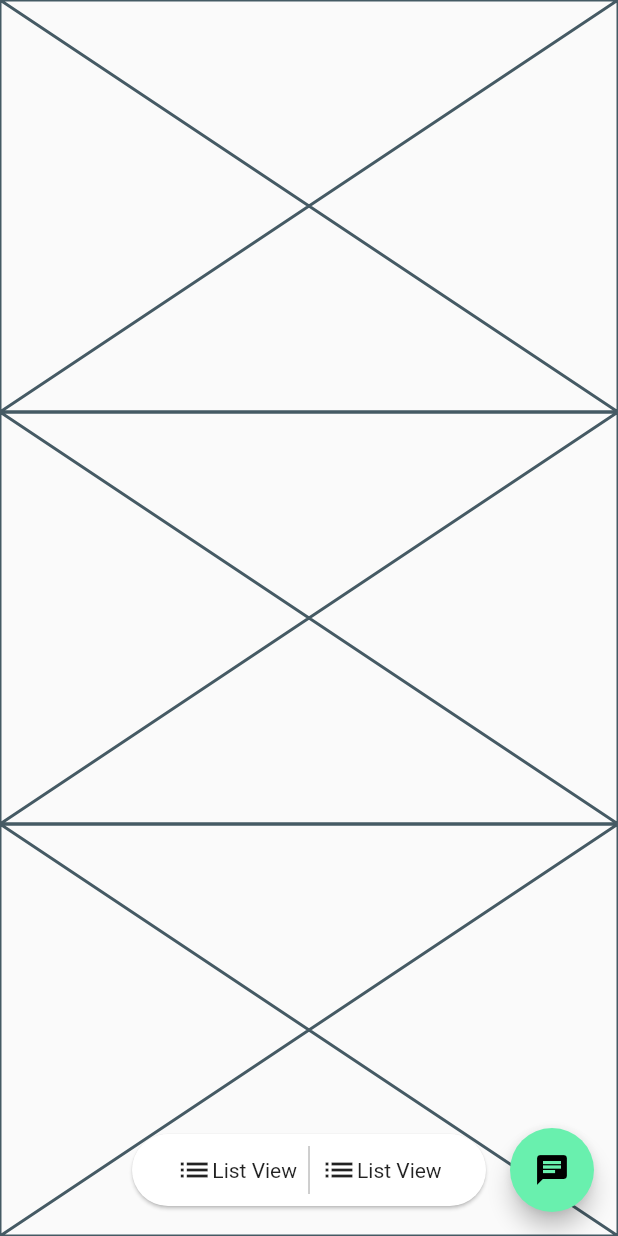
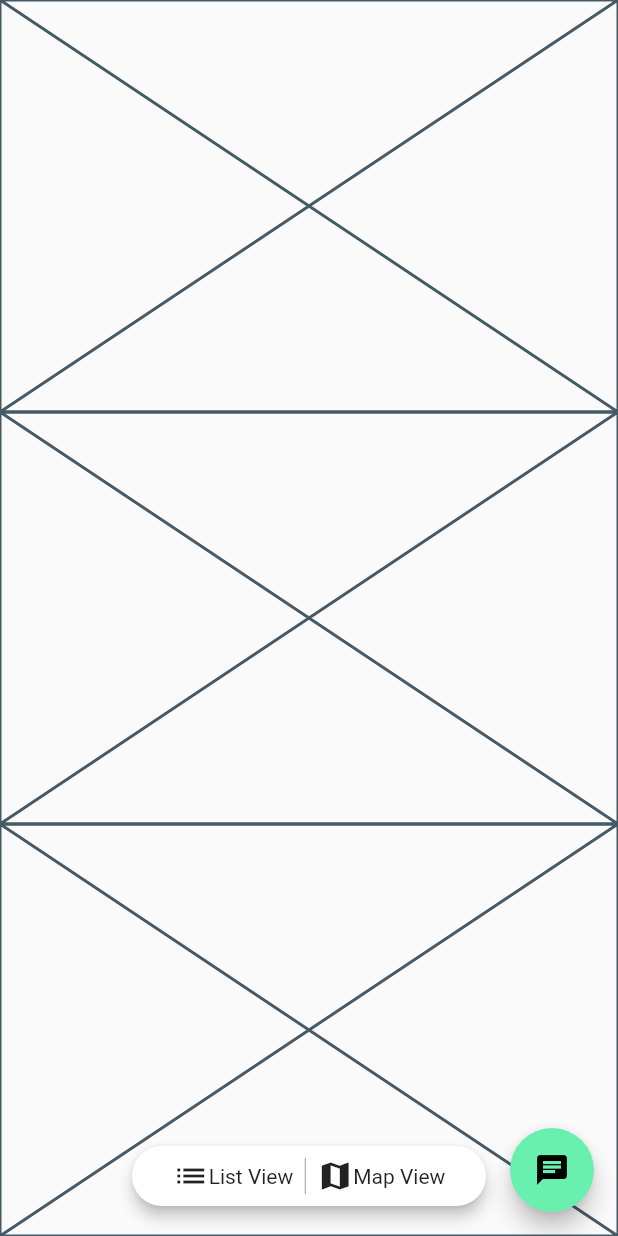
Before and after one commit to JAICHANGPARK/flutter_notebook_11th_story, a Flutter app: the screen it shows after launch, on a phone screen of 412 x 824 dp. Run offline on Flutter 3.47's test engine with Material 2 defaults, Android fonts, the phone set to English and light mode, and no system bars; our stand-ins replace backdrop, badges, flutter_inner_drawer, flutter_slidable, flutter_swiper, google_fonts.

Commit message:
Update irys_home_page.dart

```diff
--- a/lib/ep727_irys_mobile_app/ui/irys_home_page.dart
+++ b/lib/ep727_irys_mobile_app/ui/irys_home_page.dart
@@ -20,6 +20,7 @@ class _IrysHomePageState extends State<IrysHomePage> {
               child: Padding(
                 padding: const EdgeInsets.symmetric(horizontal: 84),
                 child: Card(
+                  elevation: 4,
                   shape: RoundedRectangleBorder(
                     borderRadius: BorderRadius.circular(24)
                   ),
@@ -33,13 +34,13 @@ class _IrysHomePageState extends State<IrysHomePage> {
                           children: [Icon(Icons.list), Text("List View")],
                         ),
                         SizedBox(
-                          height: 32,
+                          height: 24,
                           child: VerticalDivider(
                             color: Colors.grey,
                           ),
                         ),
                         Row(
-                          children: [Icon(Icons.list), Text("List View")],
+                          children: [Icon(Icons.map), Text("Map View")],
                         ),
                       ],
                     ),
```
